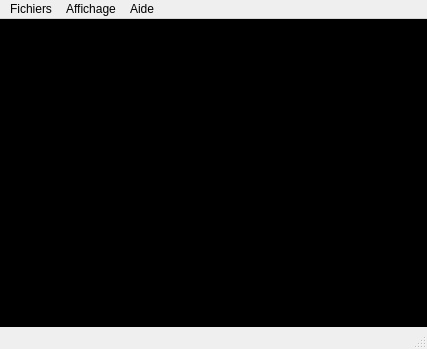
Qt form qtvsplayer.ui (surfzoid/QtVsPlayer) before a commit.
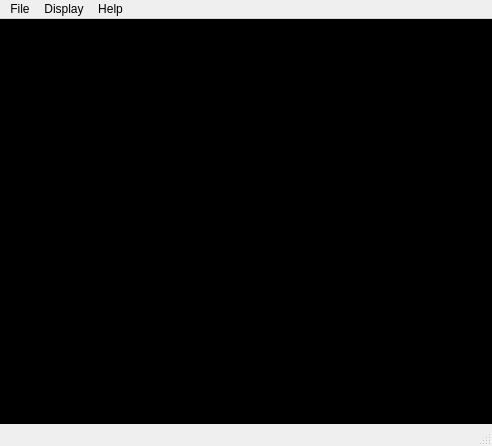
The same form after that commit. Icons and pictures are not drawn.

What changed in the file:
```diff
--- a/qtvsplayer.ui
+++ b/qtvsplayer.ui
@@ -6,25 +6,10 @@
    <rect>
     <x>0</x>
     <y>0</y>
-    <width>427</width>
-    <height>349</height>
+    <width>492</width>
+    <height>446</height>
    </rect>
   </property>
-  <property name="minimumSize">
-   <size>
-    <width>0</width>
-    <height>0</height>
-   </size>
-  </property>
-  <property name="mouseTracking">
-   <bool>false</bool>
-  </property>
-  <property name="tabletTracking">
-   <bool>false</bool>
-  </property>
-  <property name="contextMenuPolicy">
-   <enum>Qt::ActionsContextMenu</enum>
-  </property>
   <property name="acceptDrops">
    <bool>true</bool>
   </property>
@@ -118,27 +103,27 @@
     <rect>
      <x>0</x>
      <y>0</y>
-     <width>427</width>
+     <width>492</width>
      <height>24</height>
     </rect>
    </property>
    <widget class="QMenu" name="menuFichiers">
     <property name="title">
-     <string>Fichiers</string>
+     <string>File</string>
     </property>
     <addaction name="actionOuvrir"/>
     <addaction name="actionDossier"/>
    </widget>
    <widget class="QMenu" name="menuAide">
     <property name="title">
-     <string>Aide</string>
+     <string>Help</string>
     </property>
     <addaction name="actionConsole"/>
     <addaction name="actionA_propos"/>
    </widget>
    <widget class="QMenu" name="menuAffichage">
     <property name="title">
-     <string>Affichage</string>
+     <string>Display</string>
     </property>
     <addaction name="actionPlein_ecran"/>
     <addaction name="actionMasquer_les_controles"/>
```
Left out of the diff: 15 changed lines with no effect on the pictures.
